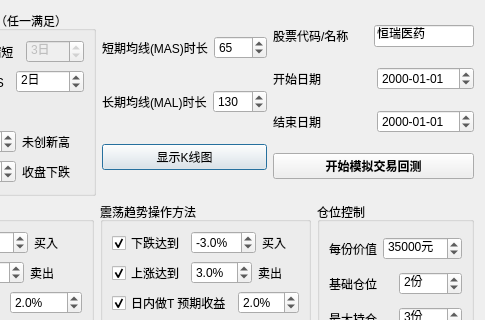
The window that QtDesign/TradeSimulator.ui (victor647/QuantumStockTrade) describes before a commit, drawn with Qt 5; both pictures show x 363 to 848 and y 0 to 320 of the 848 by 850 pixel window.
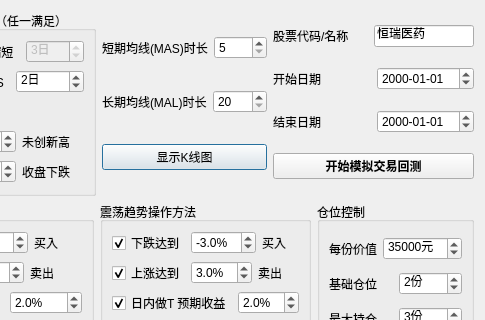
The same window after the commit.

Patch:
```diff
--- a/QtDesign/TradeSimulator.ui
+++ b/QtDesign/TradeSimulator.ui
@@ -359,7 +359,7 @@
             <number>1</number>
            </property>
            <property name="value">
-            <number>65</number>
+            <number>5</number>
            </property>
           </widget>
          </item>
@@ -400,7 +400,7 @@
             <number>1</number>
            </property>
            <property name="value">
-            <number>130</number>
+            <number>20</number>
            </property>
           </widget>
          </item>
```
